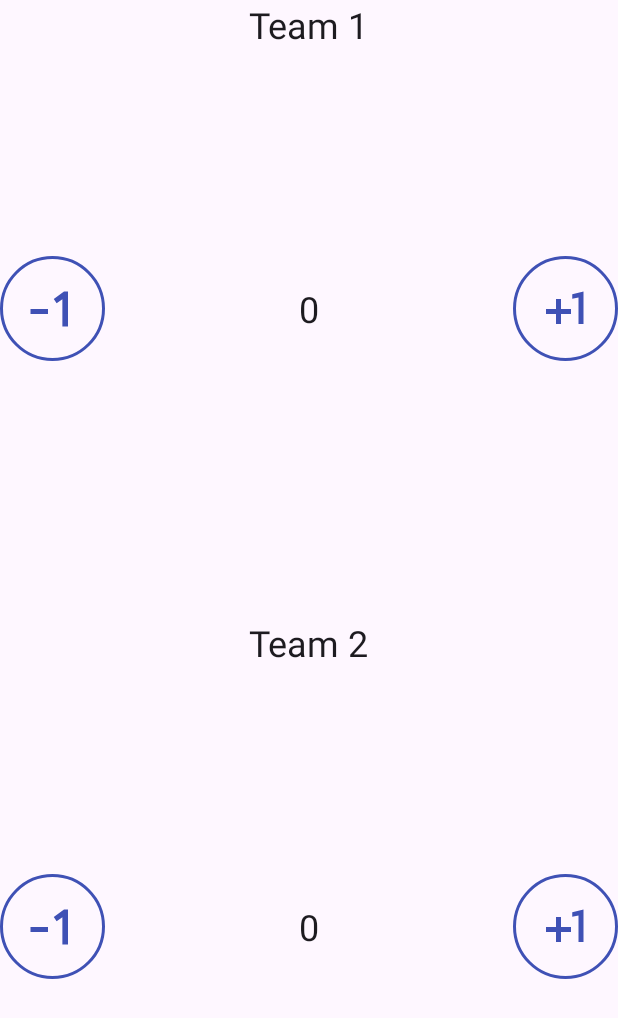
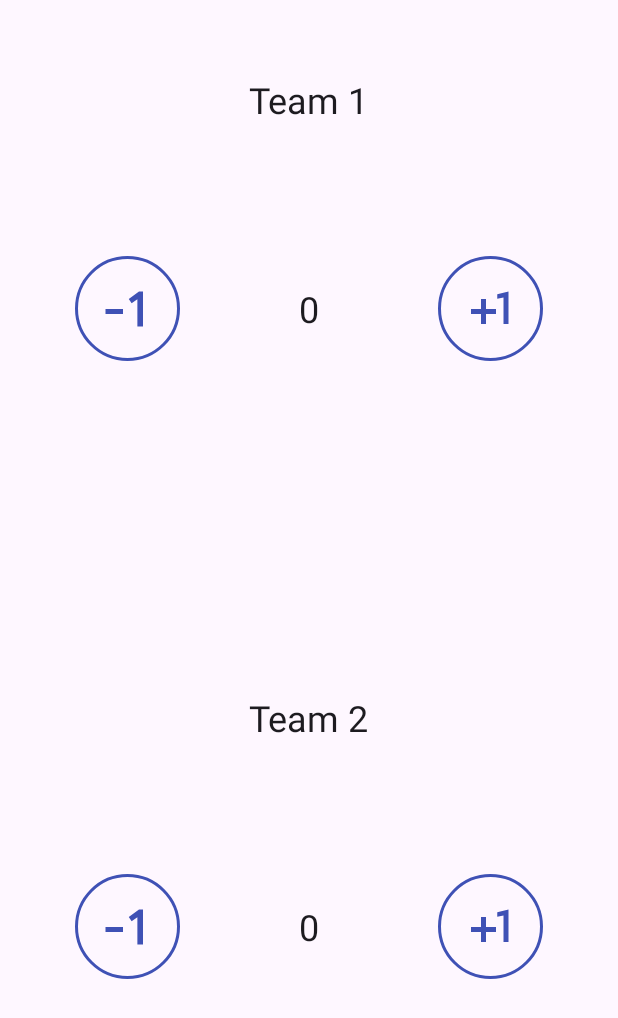
Before and after one commit to Sixto-J/ScoreKeeper, an Android app: the screen it shows after launch (MainActivity), on a phone screen of 412 x 824 dp. Shown: the top 1018 px of the screen. Run offline under Robolectric (Android 15) with nearby library versions, the phone set to English and light mode, and no system bars.

Commit message:
añadido padding a los RelativeLayout

```diff
--- a/app/src/main/res/layout/activity_main.xml
+++ b/app/src/main/res/layout/activity_main.xml
@@ -11,7 +11,8 @@
     <RelativeLayout
         android:layout_width="match_parent"
         android:layout_height="0dp"
-        android:layout_weight="1">
+        android:layout_weight="1"
+        android:padding="50dp">
 
         <TextView
             android:layout_width="wrap_content"
@@ -70,7 +71,8 @@
     <RelativeLayout
         android:layout_width="match_parent"
         android:layout_height="0dp"
-        android:layout_weight="1">
+        android:layout_weight="1"
+        android:padding="50dp">
 
         <TextView
             android:layout_width="wrap_content"
```
